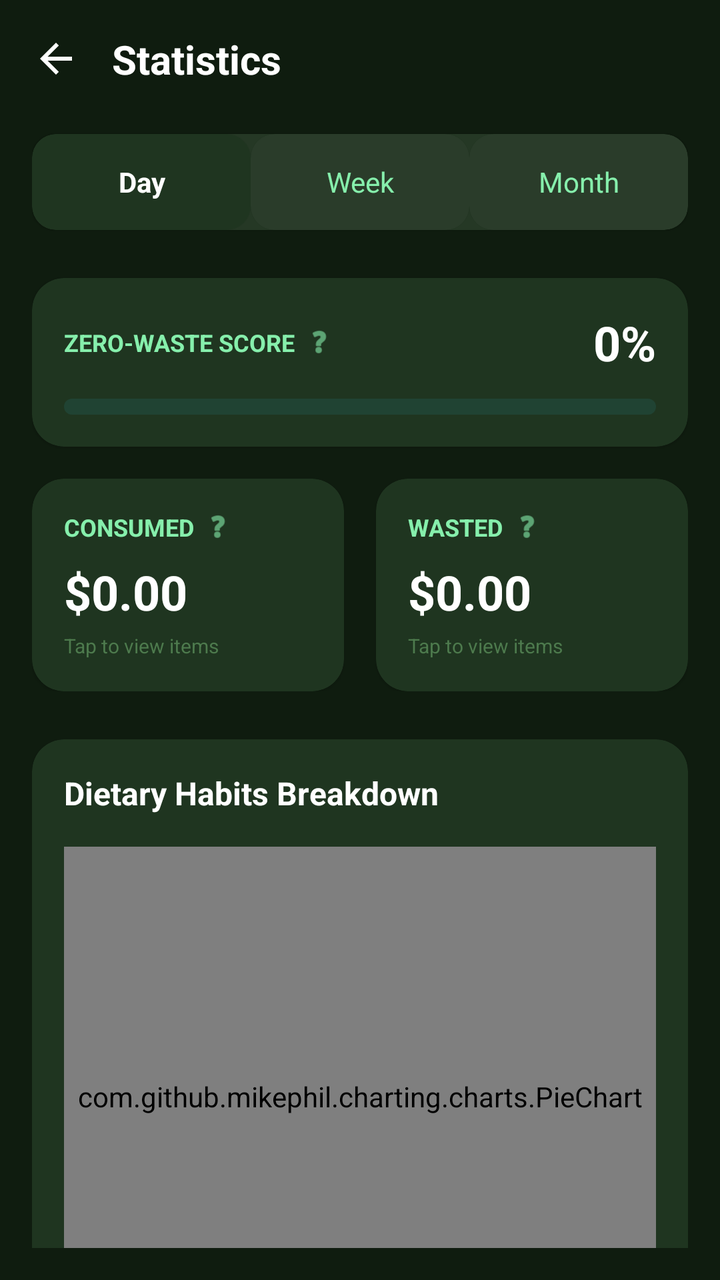
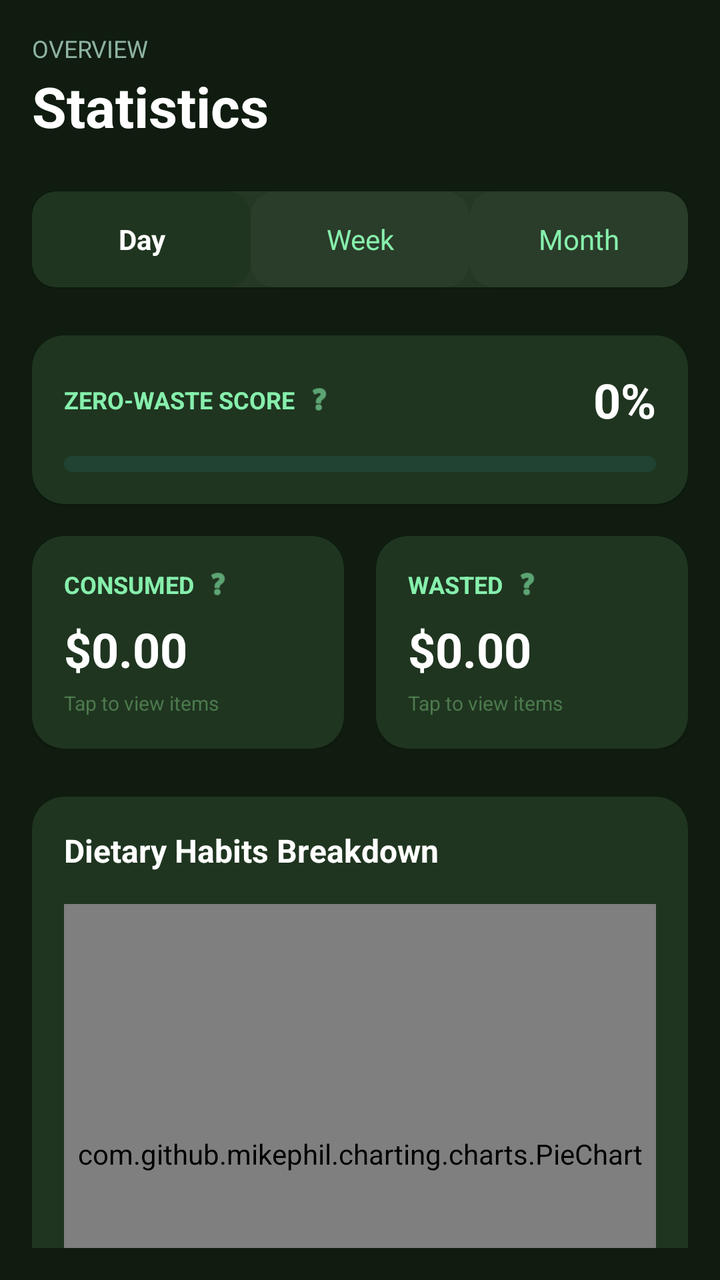

An Android layout rendered at two revisions. The XML below is the earlier revision; the diff shows what the commit changed to produce the second picture.
<!-- AndroidManifest.xml: application theme Theme.MobileGroup -->
<!-- res/layout/fragment_statistics.xml -->
<?xml version="1.0" encoding="utf-8"?>
<FrameLayout
    xmlns:android="http://schemas.android.com/apk/res/android"
    xmlns:app="http://schemas.android.com/apk/res-auto"
    android:layout_width="match_parent"
    android:layout_height="match_parent">

    
    <androidx.core.widget.NestedScrollView
        android:layout_width="match_parent"
        android:layout_height="match_parent"
        android:background="@color/background"
        android:padding="16dp">

        <LinearLayout
            android:layout_width="match_parent"
            android:layout_height="wrap_content"
            android:orientation="vertical">

            <RelativeLayout
                android:layout_width="match_parent"
                android:layout_height="wrap_content"
                android:layout_marginBottom="24dp">

                <ImageView
                    android:id="@+id/btnBack"
                    android:layout_width="24dp"
                    android:layout_height="24dp"
                    android:layout_alignParentStart="true"
                    android:layout_centerVertical="true"
                    android:src="@drawable/ic_arrow_back"
                    app:tint="@color/text_primary"/>

                <TextView
                    android:layout_width="wrap_content"
                    android:layout_height="wrap_content"
                    android:layout_toEndOf="@id/btnBack"
                    android:layout_marginStart="16dp"
                    android:layout_centerVertical="true"
                    android:text="Statistics"
                    android:textColor="@color/text_primary"
                    android:textSize="20sp"
                    android:textStyle="bold" />
            </RelativeLayout>

            <com.google.android.material.card.MaterialCardView
                android:layout_width="match_parent"
                android:layout_height="wrap_content"
                android:layout_marginBottom="24dp"
                app:cardBackgroundColor="@color/surface"
                app:cardCornerRadius="12dp"
                app:strokeWidth="0dp">

                <LinearLayout
                    android:layout_width="match_parent"
                    android:layout_height="48dp"
                    android:orientation="horizontal">

                    <com.google.android.material.card.MaterialCardView
                        android:id="@+id/cardTabDay"
                        android:layout_width="0dp"
                        android:layout_height="match_parent"
                        android:layout_weight="1"
                        app:cardBackgroundColor="@color/surface_elevated"
                        app:cardCornerRadius="12dp">
                        <TextView
                            android:id="@+id/tabDay"
                            android:layout_width="match_parent"
                            android:layout_height="match_parent"
                            android:gravity="center"
                            android:text="Day"
                            android:textColor="@color/text_primary"
                            android:textStyle="bold" />
                    </com.google.android.material.card.MaterialCardView>

                    <com.google.android.material.card.MaterialCardView
                        android:id="@+id/cardTabWeek"
                        android:layout_width="0dp"
                        android:layout_height="match_parent"
                        android:layout_weight="1"
                        app:cardBackgroundColor="@color/surface"
                        app:cardCornerRadius="12dp"
                        app:strokeWidth="0dp">
                        <TextView
                            android:id="@+id/tabWeek"
                            android:layout_width="match_parent"
                            android:layout_height="match_parent"
                            android:gravity="center"
                            android:text="Week"
                            android:textColor="@color/text_secondary" />
                    </com.google.android.material.card.MaterialCardView>

                    <com.google.android.material.card.MaterialCardView
                        android:id="@+id/cardTabMonth"
                        android:layout_width="0dp"
                        android:layout_height="match_parent"
                        android:layout_weight="1"
                        app:cardBackgroundColor="@color/surface"
                        app:cardCornerRadius="12dp"
                        app:strokeWidth="0dp">
                        <TextView
                            android:id="@+id/tabMonth"
                            android:layout_width="match_parent"
                            android:layout_height="match_parent"
                            android:gravity="center"
                            android:text="Month"
                            android:textColor="@color/text_secondary" />
                    </com.google.android.material.card.MaterialCardView>
                </LinearLayout>
            </com.google.android.material.card.MaterialCardView>

            
            <com.google.android.material.card.MaterialCardView
                android:layout_width="match_parent"
                android:layout_height="wrap_content"
                android:layout_marginBottom="16dp"
                app:cardBackgroundColor="@color/surface_elevated"
                app:cardCornerRadius="16dp"
                app:contentPadding="16dp">

                <LinearLayout
                    android:layout_width="match_parent"
                    android:layout_height="wrap_content"
                    android:orientation="vertical">

                    <LinearLayout
                        android:layout_width="match_parent"
                        android:layout_height="wrap_content"
                        android:orientation="horizontal"
                        android:gravity="center_vertical">
                        <TextView
                            android:layout_width="wrap_content"
                            android:layout_height="wrap_content"
                            android:text="ZERO-WASTE SCORE"
                            android:textColor="@color/text_secondary"
                            android:textSize="12sp"
                            android:textStyle="bold"/>
                        <ImageView
                            android:id="@+id/infoEfficiency"
                            android:layout_width="16dp"
                            android:layout_height="16dp"
                            android:layout_marginStart="4dp"
                            android:src="@android:drawable/ic_menu_help"
                            app:tint="@color/text_secondary" />
                        <View
                            android:layout_width="0dp"
                            android:layout_height="0dp"
                            android:layout_weight="1" />
                        <TextView
                            android:id="@+id/tvEfficiencyScore"
                            android:layout_width="wrap_content"
                            android:layout_height="wrap_content"
                            android:text="0%"
                            android:textColor="@color/text_primary"
                            android:textSize="24sp"
                            android:textStyle="bold" />
                    </LinearLayout>

                    <ProgressBar
                        android:id="@+id/progressEfficiency"
                        style="?android:attr/progressBarStyleHorizontal"
                        android:layout_width="match_parent"
                        android:layout_height="8dp"
                        android:layout_marginTop="12dp"
                        android:max="100"
                        android:progress="0"
                        android:progressDrawable="@drawable/progress_green" />
                </LinearLayout>
            </com.google.android.material.card.MaterialCardView>

            
            <LinearLayout
                android:layout_width="match_parent"
                android:layout_height="wrap_content"
                android:orientation="horizontal"
                android:baselineAligned="false"
                android:layout_marginBottom="24dp">

                
                <com.google.android.material.card.MaterialCardView
                    android:id="@+id/cardConsumedCost"
                    android:layout_width="0dp"
                    android:layout_height="wrap_content"
                    android:layout_weight="1"
                    android:layout_marginEnd="8dp"
                    app:cardBackgroundColor="@color/surface_elevated"
                    app:cardCornerRadius="16dp"
                    app:contentPadding="16dp"
                    android:clickable="true"
                    android:focusable="true">

                    <LinearLayout
                        android:layout_width="match_parent"
                        android:layout_height="wrap_content"
                        android:orientation="vertical">

                        <LinearLayout
                            android:layout_width="match_parent"
                            android:layout_height="wrap_content"
                            android:orientation="horizontal"
                            android:gravity="center_vertical">
                            <TextView
                                android:layout_width="wrap_content"
                                android:layout_height="wrap_content"
                                android:text="CONSUMED"
                                android:textColor="@color/text_secondary"
                                android:textSize="12sp"
                                android:textStyle="bold"/>
                            <ImageView
                                android:id="@+id/infoConsumed"
                                android:layout_width="16dp"
                                android:layout_height="16dp"
                                android:layout_marginStart="4dp"
                                android:src="@android:drawable/ic_menu_help"
                                app:tint="@color/text_secondary" />
                        </LinearLayout>

                        <TextView
                            android:id="@+id/tvConsumedCost"
                            android:layout_width="wrap_content"
                            android:layout_height="wrap_content"
                            android:text="$0.00"
                            android:textColor="@color/text_primary"
                            android:textSize="24sp"
                            android:textStyle="bold"
                            android:layout_marginTop="8dp"/>
                        <TextView
                            android:layout_width="wrap_content"
                            android:layout_height="wrap_content"
                            android:text="Tap to view items"
                            android:textColor="@color/text_hint"
                            android:textSize="10sp"
                            android:layout_marginTop="4dp"/>
                    </LinearLayout>
                </com.google.android.material.card.MaterialCardView>

                
                <com.google.android.material.card.MaterialCardView
                    android:id="@+id/cardWasteCost"
                    android:layout_width="0dp"
                    android:layout_height="wrap_content"
                    android:layout_weight="1"
                    android:layout_marginStart="8dp"
                    app:cardBackgroundColor="@color/surface_elevated"
                    app:cardCornerRadius="16dp"
                    app:contentPadding="16dp"
                    android:clickable="true"
                    android:focusable="true">

                    <LinearLayout
                        android:layout_width="match_parent"
                        android:layout_height="wrap_content"
                        android:orientation="vertical">

                        <LinearLayout
                            android:layout_width="match_parent"
                            android:layout_height="wrap_content"
                            android:orientation="horizontal"
                            android:gravity="center_vertical">
                            <TextView
                                android:layout_width="wrap_content"
                                android:layout_height="wrap_content"
                                android:text="WASTED"
                                android:textColor="@color/text_secondary"
                                android:textSize="12sp"
                                android:textStyle="bold"/>
                            <ImageView
                                android:id="@+id/infoWaste"
                                android:layout_width="16dp"
                                android:layout_height="16dp"
                                android:layout_marginStart="4dp"
                                android:src="@android:drawable/ic_menu_help"
                                app:tint="@color/text_secondary" />
                        </LinearLayout>

                        <TextView
                            android:id="@+id/tvWasteCost"
                            android:layout_width="wrap_content"
                            android:layout_height="wrap_content"
                            android:text="$0.00"
                            android:textColor="@color/text_primary"
                            android:textSize="24sp"
                            android:textStyle="bold"
                            android:layout_marginTop="8dp"/>
                        <TextView
                            android:layout_width="wrap_content"
                            android:layout_height="wrap_content"
                            android:text="Tap to view items"
                            android:textColor="@color/text_hint"
                            android:textSize="10sp"
                            android:layout_marginTop="4dp"/>
                    </LinearLayout>
                </com.google.android.material.card.MaterialCardView>
            </LinearLayout>

            
            <com.google.android.material.card.MaterialCardView
                android:layout_width="match_parent"
                android:layout_height="wrap_content"
                android:layout_marginBottom="24dp"
                app:cardBackgroundColor="@color/surface_elevated"
                app:cardCornerRadius="16dp"
                app:contentPadding="16dp">

                <LinearLayout
                    android:layout_width="match_parent"
                    android:layout_height="wrap_content"
                    android:orientation="vertical">

                    <RelativeLayout
                        android:layout_width="match_parent"
                        android:layout_height="wrap_content"
                        android:layout_marginBottom="16dp">

                        <TextView
                            android:layout_width="wrap_content"
                            android:layout_height="wrap_content"
                            android:text="Dietary Habits Breakdown"
                            android:textColor="@color/text_primary"
                            android:textSize="16sp"
                            android:textStyle="bold" />
                    </RelativeLayout>

                    <com.github.mikephil.charting.charts.PieChart
                        android:id="@+id/pieChartHabits"
                        android:layout_width="match_parent"
                        android:layout_height="250dp" />

                </LinearLayout>
            </com.google.android.material.card.MaterialCardView>

            
            <com.google.android.material.card.MaterialCardView
                android:layout_width="match_parent"
                android:layout_height="wrap_content"
                android:layout_marginBottom="24dp"
                app:cardBackgroundColor="@color/surface_elevated"
                app:cardCornerRadius="16dp"
                app:contentPadding="16dp">

                <LinearLayout
                    android:layout_width="match_parent"
                    android:layout_height="wrap_content"
                    android:orientation="vertical">

                    <TextView
                        android:layout_width="wrap_content"
                        android:layout_height="wrap_content"
                        android:text="Weekly Insights"
                        android:textColor="@color/text_primary"
                        android:textSize="16sp"
                        android:textStyle="bold"
                        android:layout_marginBottom="12dp" />

                    <TextView
                        android:id="@+id/tvInsight1"
                        android:layout_width="match_parent"
                        android:layout_height="wrap_content"
                        android:textColor="@color/text_secondary"
                        android:textSize="14sp"
                        android:layout_marginBottom="8dp" />

                    <TextView
                        android:id="@+id/tvInsight2"
                        android:layout_width="match_parent"
                        android:layout_height="wrap_content"
                        android:textColor="@color/text_secondary"
                        android:textSize="14sp"
                        android:layout_marginBottom="8dp" />

                    <TextView
                        android:id="@+id/tvInsight3"
                        android:layout_width="match_parent"
                        android:layout_height="wrap_content"
                        android:textColor="@color/text_secondary"
                        android:textSize="14sp" />
                </LinearLayout>
            </com.google.android.material.card.MaterialCardView>

        </LinearLayout>
    </androidx.core.widget.NestedScrollView>

    
    <LinearLayout
        android:id="@+id/sidePanel"
        android:layout_width="match_parent"
        android:layout_height="match_parent"
        android:orientation="vertical"
        android:background="@color/surface"
        android:visibility="gone"
        android:clickable="true"
        android:focusable="true">

        <RelativeLayout
            android:layout_width="match_parent"
            android:layout_height="wrap_content"
            android:padding="16dp"
            android:background="@color/surface_elevated">

            <ImageView
                android:id="@+id/btnSidePanelBack"
                android:layout_width="24dp"
                android:layout_height="24dp"
                android:layout_alignParentStart="true"
                android:layout_centerVertical="true"
                android:src="@drawable/ic_arrow_back"
                app:tint="@color/text_primary"/>

            <TextView
                android:id="@+id/tvSidePanelTitle"
                android:layout_width="wrap_content"
                android:layout_height="wrap_content"
                android:layout_centerInParent="true"
                android:text="Items"
                android:textColor="@color/text_primary"
                android:textSize="20sp"
                android:textStyle="bold" />
        </RelativeLayout>

        <ScrollView
            android:layout_width="match_parent"
            android:layout_height="match_parent"
            android:padding="16dp">

            <LinearLayout
                android:id="@+id/listContainer"
                android:layout_width="match_parent"
                android:layout_height="wrap_content"
                android:orientation="vertical">
                
            </LinearLayout>
        </ScrollView>
    </LinearLayout>
</FrameLayout>
<!-- resources referenced by this layout -->
<resources>
  <color name="background">#0F1C0F</color>
  <color name="surface">#1A2E1A</color>
  <color name="surface_elevated">#1F3520</color>
  <color name="text_hint">#4D7A4D</color>
  <color name="text_primary">#FFFFFF</color>
  <color name="text_secondary">#86EFAC</color>
  <!-- drawable ic_arrow_back (drawable) -->
  <vector xmlns:android="http://schemas.android.com/apk/res/android" android:autoMirrored="true" android:height="24dp" android:tint="#000000" android:viewportHeight="24" android:viewportWidth="24" android:width="24dp">
        
      <path android:fillColor="@android:color/white" android:pathData="M20,11H7.83l5.59,-5.59L12,4l-8,8 8,8 1.41,-1.41L7.83,13H20v-2z"/>
      
  </vector>
  <!-- drawable progress_green (drawable) -->
  <?xml version="1.0" encoding="utf-8"?>
  <layer-list xmlns:android="http://schemas.android.com/apk/res/android">
      <item android:id="@android:id/background">
          <shape android:shape="rectangle">
              <corners android:radius="8dp" />
              <solid android:color="#204333" />
          </shape>
      </item>
      <item android:id="@android:id/progress">
          <clip android:clipOrientation="horizontal" android:gravity="left">
              <shape android:shape="rectangle">
                  <corners android:radius="8dp" />
                  <solid android:color="#14F25C" />
              </shape>
          </clip>
      </item>
  </layer-list>
  <style name="Theme.MobileGroup" parent="Theme.MaterialComponents.NoActionBar">
          
          <item name="colorPrimary">@color/green_primary</item>
          <item name="colorPrimaryVariant">@color/green_dark</item>
          <item name="colorOnPrimary">@color/background</item>
          <item name="colorSecondary">@color/green_button</item>
          <item name="colorOnSecondary">@color/background</item>
          <item name="android:colorBackground">@color/background</item>
          <item name="colorSurface">@color/surface</item>
          <item name="colorOnSurface">@color/text_primary</item>
  
          
          <item name="android:statusBarColor">@color/background</item>
          <item name="android:navigationBarColor">@color/surface</item>
          <item name="android:windowLightStatusBar">false</item>
  
          
          <item name="android:editTextColor">@color/text_primary</item>
          <item name="android:textColorHint">@color/text_hint</item>
          <item name="colorControlNormal">@color/green_dim</item>
          <item name="colorControlActivated">@color/green_primary</item>
  
          
          <item name="materialAlertDialogTheme">@style/Theme.MobileGroup.AlertDialog</item>
      </style>
  <color name="green_primary">#4ADE80</color>
  <color name="green_dark">#166534</color>
  <color name="green_button">#22C55E</color>
  <color name="green_dim">#2D4A2D</color>
  <style name="Theme.MobileGroup.AlertDialog" parent="ThemeOverlay.MaterialComponents.MaterialAlertDialog">
          <item name="android:background">@color/surface</item>
          <item name="colorOnSurface">@color/text_primary</item>
          <item name="colorPrimary">@color/green_primary</item>
      </style>
</resources>

<!-- the commit's change to res/layout/fragment_statistics.xml (unified diff, before → after) -->
@@ -29,18 +29,32 @@
                     android:layout_alignParentStart="true"
                     android:layout_centerVertical="true"
                     android:src="@drawable/ic_arrow_back"
+                    android:visibility="gone"
                     app:tint="@color/text_primary"/>
 
-                <TextView
+                <LinearLayout
                     android:layout_width="wrap_content"
                     android:layout_height="wrap_content"
-                    android:layout_toEndOf="@id/btnBack"
-                    android:layout_marginStart="16dp"
-                    android:layout_centerVertical="true"
-                    android:text="Statistics"
-                    android:textColor="@color/text_primary"
-                    android:textSize="20sp"
-                    android:textStyle="bold" />
+                    android:orientation="vertical"
+                    android:layout_alignParentStart="true"
+                    android:layout_centerVertical="true">
+
+                    <TextView
+                        android:layout_width="wrap_content"
+                        android:layout_height="wrap_content"
+                        android:text="OVERVIEW"
+                        android:textColor="#8EB3A0"
+                        android:textSize="12sp" />
+
+                    <TextView
+                        android:layout_width="wrap_content"
+                        android:layout_height="wrap_content"
+                        android:layout_marginTop="2dp"
+                        android:text="Statistics"
+                        android:textColor="#FFFFFF"
+                        android:textSize="28sp"
+                        android:textStyle="bold" />
+                </LinearLayout>
             </RelativeLayout>
 
             <com.google.android.material.card.MaterialCardView
